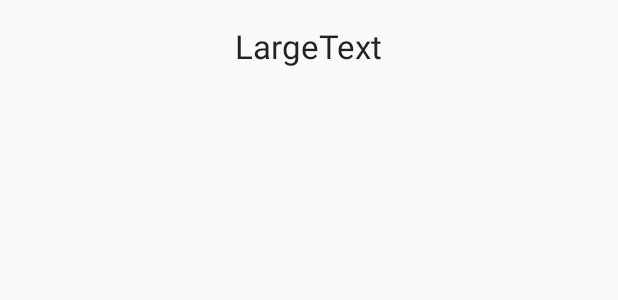
After one commit to JuanCrg90/PostalCodes, an Android app: the layout item_row.xml on its own in the app's theme, with its tools: preview values and no code run, on a phone screen of 412 x 824 dp. The commit adds this screen. Shown: the top 300 px of the screen. Run offline under Robolectric (Android 15) with nearby library versions, the phone set to English and light mode, and no system bars.

Commit message:
Add Empty RecyclerView

```diff
--- a/app/src/main/res/layout/fragment_postal_codes_list.xml
+++ b/app/src/main/res/layout/fragment_postal_codes_list.xml
@@ -4,10 +4,9 @@
     android:layout_height="match_parent"
     tools:context="me.juancrg90.postalcodes.fragments.PostalCodesListFragment">
 
-    <!-- TODO: Update blank fragment layout -->
-    <TextView
+    <android.support.v7.widget.RecyclerView
         android:layout_width="match_parent"
         android:layout_height="match_parent"
-        android:text="@string/hello_blank_fragment" />
+        android:id="@+id/recyclerView" />
 
 </FrameLayout>
--- /dev/null
+++ b/app/src/main/res/layout/item_row.xml
@@ -0,0 +1,14 @@
+<?xml version="1.0" encoding="utf-8"?>
+<LinearLayout xmlns:android="http://schemas.android.com/apk/res/android"
+    android:orientation="vertical" android:layout_width="match_parent"
+    android:layout_height="wrap_content">
+
+    <TextView
+        android:layout_width="wrap_content"
+        android:layout_height="wrap_content"
+        android:id="@+id/txtContent"
+        android:textAppearance="?android:attr/textAppearanceLarge"
+        android:layout_gravity="center"
+        android:padding="@dimen/activity_horizontal_margin"
+        android:text="LargeText"/>
+</LinearLayout>
```
